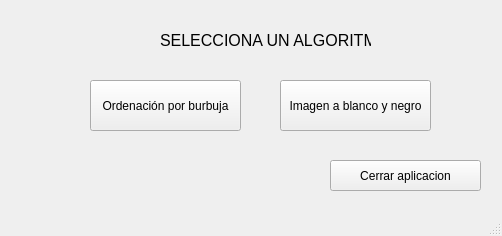
Before: the Qt Designer form practica3/menu.ui in ValentinUnileon/practica3Arco, drawn with Qt 5.
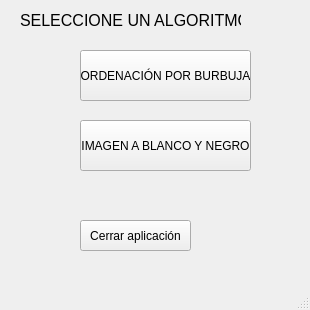
After: the same form once the commit is applied.

The edit to the form file:
```diff
--- a/practica3/menu.ui
+++ b/practica3/menu.ui
@@ -6,8 +6,8 @@
    <rect>
     <x>0</x>
     <y>0</y>
-    <width>502</width>
-    <height>236</height>
+    <width>310</width>
+    <height>310</height>
    </rect>
   </property>
   <property name="windowTitle">
@@ -17,35 +17,35 @@
    <widget class="QPushButton" name="botonOrdenacion">
     <property name="geometry">
      <rect>
-      <x>90</x>
-      <y>80</y>
-      <width>151</width>
+      <x>80</x>
+      <y>50</y>
+      <width>171</width>
       <height>51</height>
      </rect>
     </property>
     <property name="text">
-     <string>Ordenación por burbuja</string>
+     <string>ORDENACIÓN POR BURBUJA</string>
     </property>
    </widget>
    <widget class="QPushButton" name="botonImagen">
     <property name="geometry">
      <rect>
-      <x>280</x>
-      <y>80</y>
-      <width>151</width>
+      <x>80</x>
+      <y>120</y>
+      <width>171</width>
       <height>51</height>
      </rect>
     </property>
     <property name="text">
-     <string>Imagen a blanco y negro</string>
+     <string>IMAGEN A BLANCO Y NEGRO</string>
     </property>
    </widget>
    <widget class="QLabel" name="label1">
     <property name="geometry">
      <rect>
-      <x>160</x>
-      <y>30</y>
-      <width>211</width>
+      <x>20</x>
+      <y>10</y>
+      <width>221</width>
       <height>20</height>
      </rect>
     </property>
@@ -55,20 +55,20 @@
      </font>
     </property>
     <property name="text">
-     <string>SELECCIONA UN ALGORITMO</string>
+     <string>SELECCIONE UN ALGORITMO:</string>
     </property>
    </widget>
    <widget class="QPushButton" name="botonCerrar">
     <property name="geometry">
      <rect>
-      <x>330</x>
-      <y>160</y>
-      <width>151</width>
+      <x>80</x>
+      <y>220</y>
+      <width>111</width>
       <height>31</height>
      </rect>
     </property>
     <property name="text">
-     <string>Cerrar aplicacion</string>
+     <string>Cerrar aplicación</string>
     </property>
    </widget>
   </widget>
```
Left out of the diff: 4 changed lines with no effect on the pictures.
